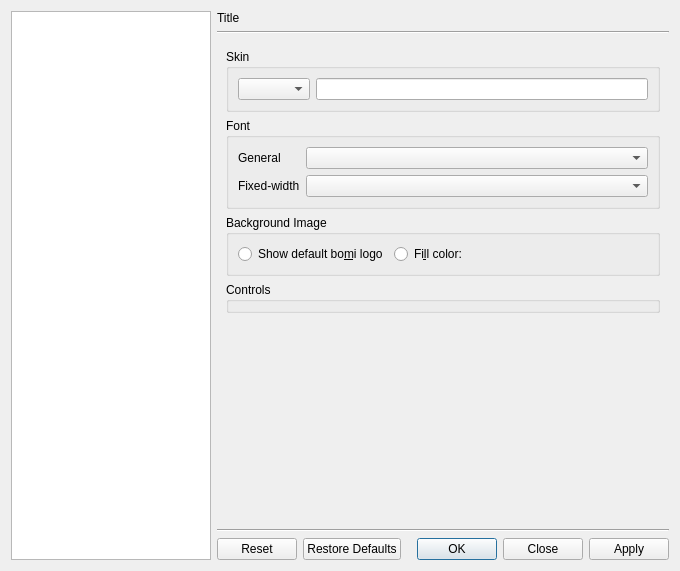
Qt form src/bomi/ui/prefdialog.ui (bylee20/bomi) before a commit.
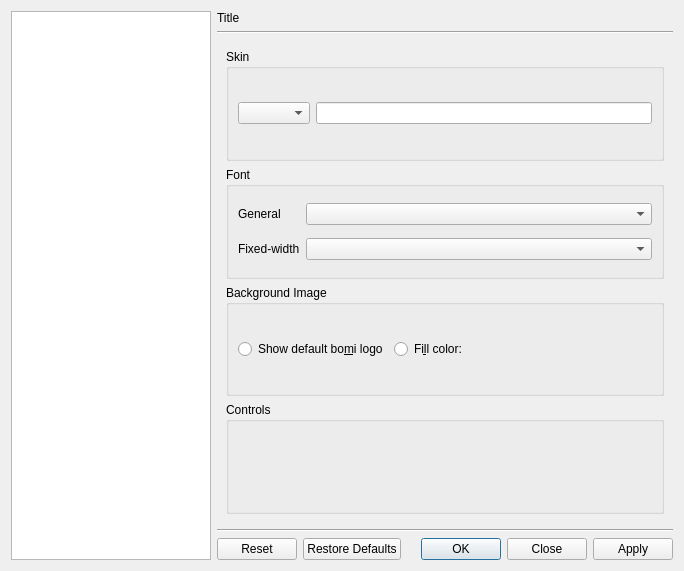
The same form after that commit. The open tabs and pages were chosen to show the change. Icons and pictures are not drawn. Custom widgets are drawn as their Qt base class.

Commit message: * New: options to configure preview size in Theme tab in preferences (#341)

```diff
--- a/src/bomi/ui/prefdialog.ui
+++ b/src/bomi/ui/prefdialog.ui
@@ -6,7 +6,7 @@
    <rect>
     <x>0</x>
     <y>0</y>
-    <width>680</width>
+    <width>684</width>
     <height>571</height>
    </rect>
   </property>
@@ -1753,19 +1753,6 @@
            </property>
           </widget>
          </item>
-         <item>
-          <spacer name="verticalSpacer_13">
-           <property name="orientation">
-            <enum>Qt::Vertical</enum>
-           </property>
-           <property name="sizeHint" stdset="0">
-            <size>
-             <width>20</width>
-             <height>215</height>
-            </size>
-           </property>
-          </spacer>
-         </item>
         </layout>
        </widget>
        <widget class="QWidget" name="ui_mouse">
```
Left out of the diff: 2 changed lines with no effect on the pictures. The commit also changes 7 other files.
